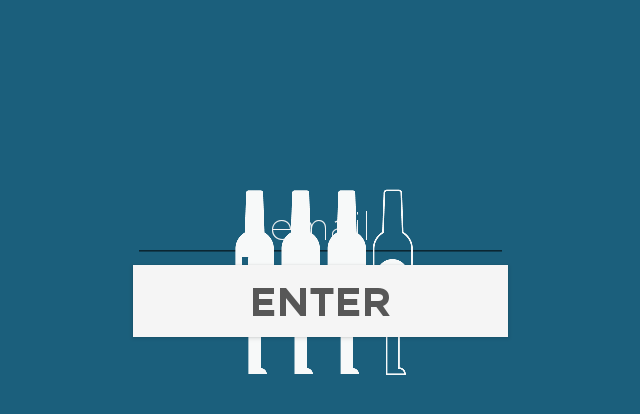
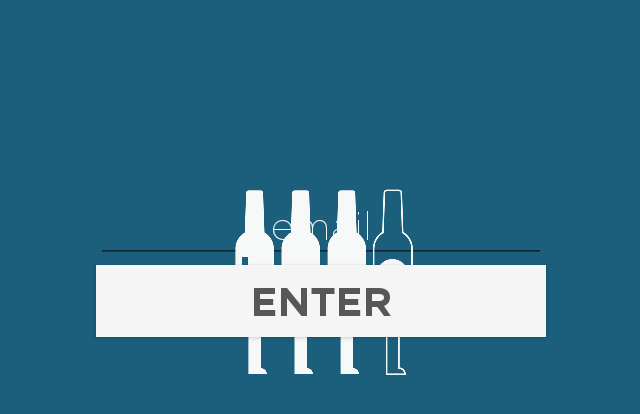
Before and after one commit to jojortz/teambarq, an Android app: the screen it shows after launch (LoginActivity), on a phone screen of 824 x 412 dp (held sideways). Shown: the top 414 px of the screen, without its empty margins (297-937 px from the left). Run offline under Robolectric (Android 15) with nearby library versions, the phone set to English and light mode, and no system bars; libraries missing offline, so code that uses them is left out: com.firebase.client, com.github.florent37.viewanimator; 4 statements that could not run were skipped.

Commit message:
New MACid

```diff
--- a/BarQ/app/src/main/java/com/teambarq/barq/LoginActivity.java
+++ b/BarQ/app/src/main/java/com/teambarq/barq/LoginActivity.java
@@ -48,7 +48,7 @@ public class LoginActivity extends AppCompatActivity {
     Firebase myFirebaseRef;
     private String barID;
 
-    private static String DEVICEMAC2 = "5ccf7f0fd6e4"; //center, yellow
+    private static String DEVICEMAC2 = "18fe34d40e2c"; //center, yellow
     private static String DEVICEMAC1 = "5ccf7f006c6c"; //left, red
     private static String DEVICEMAC3 = "18fe34d460aa"; //right, blue
 
@@ -320,7 +320,7 @@ public class LoginActivity extends AppCompatActivity {
         newPostRef.setValue(new Bartender("Tara", "tara"));
         updateBartenderID(newPostRef);
         newPostRef = myFirebaseRef.child(barID).child("BartenderList").push();
-        newPostRef.setValue(new Bartender("Ian", "ian"));
+        newPostRef.setValue(new Bartender("Jojo", "jojo"));
         updateBartenderID(newPostRef);
         newPostRef = myFirebaseRef.child(barID).child("BartenderList").push();
         newPostRef.setValue(new Bartender("Alan", "alan"));
--- a/BarQ/app/src/main/java/com/teambarq/barq/ServeActivity.java
+++ b/BarQ/app/src/main/java/com/teambarq/barq/ServeActivity.java
@@ -48,7 +48,7 @@ public class ServeActivity extends AppCompatActivity {
     private ArrayList<String> currentServers;
     int pos = 0;
     SwipeAdapter mAdapter;
-    private static String DEVICEMAC2 = "5ccf7f0fd6e4"; //center, yellow
+    private static String DEVICEMAC2 = "18fe34d40e2c"; //center, yellow
     private static String DEVICEMAC1 = "5ccf7f006c6c"; //left, red
     private static String DEVICEMAC3 = "18fe34d460aa"; //right, blue
 
@@ -386,7 +386,6 @@ public class ServeActivity extends AppCompatActivity {
                 Device device1 = mAdapter.getItem(position);
                 user.child("RunningQueue").child(device1.MACid).setValue(null);
                 position=position+1;
-                Toast.makeText(ServeActivity.this, "Item deleted at position" + position, Toast.LENGTH_LONG).show();
 //                Log.e("FB", "Deleted from FB");
             }
         });
--- a/BarQ/app/src/main/java/com/teambarq/barq/ShiftActivity.java
+++ b/BarQ/app/src/main/java/com/teambarq/barq/ShiftActivity.java
@@ -116,6 +116,7 @@ public class ShiftActivity extends AppCompatActivity {
                     activeListRef.setValue(ActiveBartenderList);
 
                     //Launch Queue Activity
+                    ref.child(BarID).child("RunningQueue").removeValue();
                     Intent intent = new Intent(ShiftActivity.this, ServeActivity.class);
                     startActivity(intent);
                 }else{
--- a/BarQ/app/src/main/res/layout/activity_login.xml
+++ b/BarQ/app/src/main/res/layout/activity_login.xml
@@ -22,7 +22,7 @@
 
     <EditText
         android:id="@+id/username"
-        android:layout_width="250dp"
+        android:layout_width="300dp"
         android:layout_height="wrap_content"
         android:textSize="12pt"
         android:textAlignment="center"
@@ -40,7 +40,7 @@
 
     <EditText
         android:id="@id/password"
-        android:layout_width="250dp"
+        android:layout_width="300dp"
         android:layout_height="wrap_content"
         android:textSize="12pt"
         android:textAlignment="center"
@@ -59,7 +59,7 @@
 
     <Button
         android:id="@+id/loginButton"
-        android:layout_width="250dp"
+        android:layout_width="300dp"
         android:textSize="12pt"
         android:layout_height="wrap_content"
         android:text="@string/loginText"
@@ -73,7 +73,7 @@
 
     <Button
         android:id="@+id/nextButton"
-        android:layout_width="250dp"
+        android:layout_width="300dp"
         android:textSize="12pt"
         android:layout_height="wrap_content"
         android:text="@string/nextText"
@@ -89,7 +89,7 @@
 
     <Button
         android:id="@+id/registerButton"
-        android:layout_width="250dp"
+        android:layout_width="300dp"
         android:textSize="12pt"
         android:layout_height="wrap_content"
         android:text="@string/register"
```
Also changed, not shown: BarQ/app/src/main/res/drawable/jojo.jpg (added).
